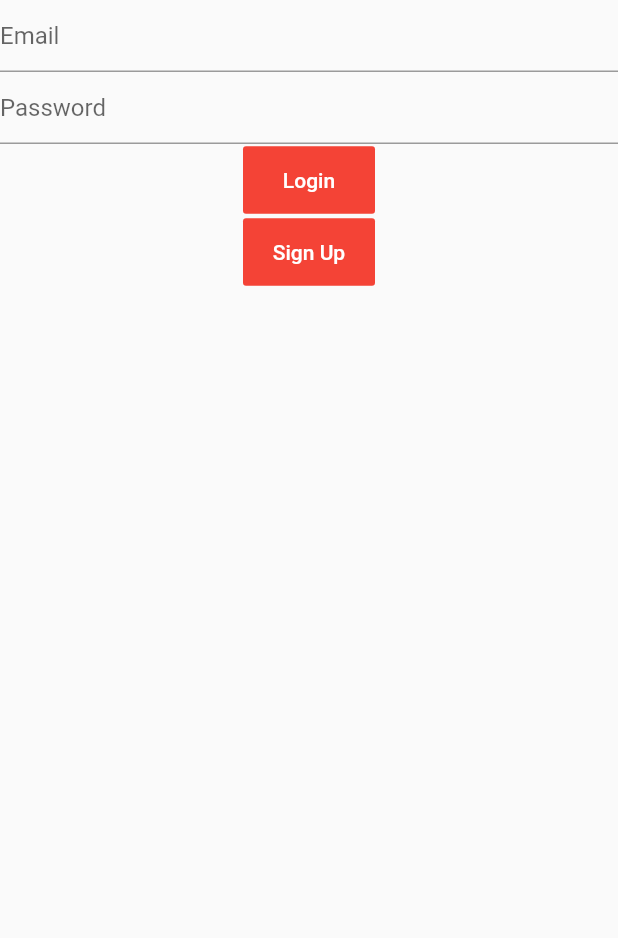
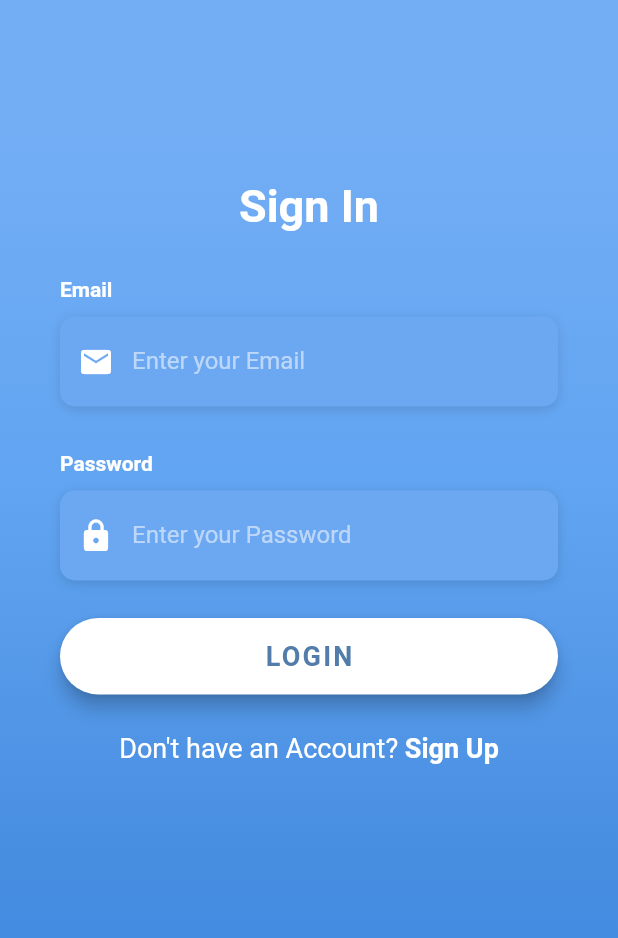
Before and after one commit to Elisitisolihah/UAS-mobileprogramming2, a Flutter app: the screen it shows after launch, on a phone screen of 412 x 824 dp. Shown: the top 938 px of the screen. Run offline on Flutter 3.47's test engine with Material 2 defaults, Android fonts, the phone set to English and light mode, and no system bars; our stand-ins replace cloud_firestore, firebase_auth, firebase_core, firebase_storage, image_picker, percent_indicator; missing offline and left inert: social_share; accounts and stored records are empty; Roboto replaces fonts that are missing (OpenSans).

Commit message:
commit ke lima

```diff
--- a/lib/costumwidget/auth_services.dart
+++ /dev/null
@@ -1,19 +0,0 @@
-import 'package:firebase_auth/firebase_auth.dart';
-import 'package:flutter/cupertino.dart';
-
-class AuthServicces {
-  static Future signUp(String email, String password) async {
-    try {
-      UserCredential userCredential = await FirebaseAuth.instance
-          .createUserWithEmailAndPassword(email: email, password: password);
-    } on FirebaseAuthException catch (e) {
-      if (e.code == 'weak-password') {
-        print('The password provided is too weak.');
-      } else if (e.code == 'email-already-in-use') {
-        print('The account already exists for that email.');
-      }
-    } catch (e) {
-      print(e);
-    }
-  }
-}
--- /dev/null
+++ b/lib/costumwidget/constants.dart
@@ -0,0 +1,25 @@
+
+import 'package:flutter/material.dart';
+
+final kHintTextStyle = TextStyle(
+  color: Colors.white54,
+  fontFamily: 'OpenSans',
+);
+
+final kLabelStyle = TextStyle(
+  color: Colors.white,
+  fontWeight: FontWeight.bold,
+  fontFamily: 'OpenSans',
+);
+
+final kBoxDecorationStyle = BoxDecoration(
+  color: Color(0xFF6CA8F1),
+  borderRadius: BorderRadius.circular(10.0),
+  boxShadow: [
+    BoxShadow(
+      color: Colors.black12,
+      blurRadius: 6.0,
+      offset: Offset(0, 2),
+    ),
+  ],
+);
--- a/lib/screends/Loginscreen.dart
+++ b/lib/screends/Loginscreen.dart
@@ -1,6 +1,8 @@
+import 'package:beritasttb/page/dashboard_page.dart';
 import 'package:firebase_auth/firebase_auth.dart';
 import 'package:flutter/material.dart';
-
+import 'package:flutter/services.dart';
+import 'package:beritasttb/costumwidget/constants.dart';
 class LoginScreen extends StatefulWidget {
   @override
   _LoginScreenState createState() => _LoginScreenState();
@@ -9,74 +11,264 @@ class LoginScreen extends StatefulWidget {
 class _LoginScreenState extends State<LoginScreen> {
 String _email, _password;
   final auth = FirebaseAuth.instance;
-  @override
-  Widget build(BuildContext context) {
-    return Scaffold(
-      body: Container(
-          height: 500,
-          width: 500,
-          child: Column(
+  User user;
+  Widget _buildEmailTF() {
+    return Column(
+      crossAxisAlignment: CrossAxisAlignment.start,
       children: <Widget>[
+        Text(
+          'Email',
+          style: kLabelStyle,
+        ),
+        SizedBox(height: 10.0),
         Container(
+          alignment: Alignment.centerLeft,
+          decoration: kBoxDecorationStyle,
+          height: 60.0,
           child: TextField(
-                decoration: InputDecoration(hintText: 'Email'),
+            keyboardType: TextInputType.emailAddress,
+            style: TextStyle(
+              color: Colors.white,
+              fontFamily: 'OpenSans',
+            ),
+            decoration: InputDecoration(
+              border: InputBorder.none,
+              contentPadding: EdgeInsets.only(top: 14.0),
+              prefixIcon: Icon(
+                Icons.email,
+                color: Colors.white,
+              ),
+              hintText: 'Enter your Email',
+              hintStyle: kHintTextStyle,
+            ),
             onChanged: (value) {
                 setState(() {
                   _email = value.trim();
                 });
               },
-              )),
+          ),
+        ),
+      ],
+    );
+  }
+
+  Widget _buildPasswordTF() {
+    return Column(
+      crossAxisAlignment: CrossAxisAlignment.start,
+      children: <Widget>[
+        Text(
+          'Password',
+          style: kLabelStyle,
+        ),
+        SizedBox(height: 10.0),
         Container(
+          alignment: Alignment.centerLeft,
+          decoration: kBoxDecorationStyle,
+          height: 60.0,
           child: TextField(
-                decoration: InputDecoration(hintText: 'Password'),
+            obscureText: true,
+            style: TextStyle(
+              color: Colors.white,
+              fontFamily: 'OpenSans',
+            ),
+            decoration: InputDecoration(
+              border: InputBorder.none,
+              contentPadding: EdgeInsets.only(top: 14.0),
+              prefixIcon: Icon(
+                Icons.lock,
+                color: Colors.white,
+              ),
+              hintText: 'Enter your Password',
+              hintStyle: kHintTextStyle,
+            ),
             onChanged: (value) {
                 setState(() {
                   _password = value.trim();
                 });
               },
-              )),
-              Visibility(
-                child: FlatButton(
-                  height: 45,
-                  color: Colors.red,
-                  child: Text(
-                    'Login',
-                    style: TextStyle(
-                      color: Colors.white,
-                      fontSize: 14,
-                    ),
-                  ),
-                  onPressed: ()  async{
-                    auth.signInWithEmailAndPassword(email: _email, password: _password).then((_){
-                        Navigator.push(context,
-                        MaterialPageRoute(builder: (ctx) => LoginScreen()));
-                    });
-
-                  },
-                ),
-              ),
-              Visibility(
-                child: FlatButton(
-                  height: 45,
-                  color: Colors.red,
-                  child: Text(
-                    'Sign Up',
-                    style: TextStyle(
-                      color: Colors.white,
-                      fontSize: 14,
-                    ),
-                  ),
-                  onPressed: ()  async{
-                    auth.createUserWithEmailAndPassword(email: _email, password: _password).then((_){
-                        Navigator.push(context,
-                        MaterialPageRoute(builder: (ctx) => LoginScreen()));
-                    });
-
-                  },
           ),
         ),
       ],
-          )),
+    );
+  }
+
+
+
+
+  Widget _buildLoginBtn() {
+    return Container(
+      padding: EdgeInsets.symmetric(vertical: 25.0),
+      width: double.infinity,
+      child: RaisedButton(
+        elevation: 5.0,
+        onPressed: (){
+          auth
+                          .signInWithEmailAndPassword(
+                              email: _email, password: _password)
+                          .then((_) {
+                        Navigator.of(context).pushReplacement(MaterialPageRoute(
+                          builder: (context) => DashboardPage(),
+                        ));
+                      });
+        },
+        padding: EdgeInsets.all(15.0),
+        shape: RoundedRectangleBorder(
+          borderRadius: BorderRadius.circular(30.0),
+        ),
+        color: Colors.white,
+        child: Text(
+          'LOGIN',
+          style: TextStyle(
+            color: Color(0xFF527DAA),
+            letterSpacing: 1.5,
+            fontSize: 18.0,
+            fontWeight: FontWeight.bold,
+            fontFamily: 'OpenSans',
+          ),
+        ),
+      ),
+    );
+  }
+
+
+
+  Widget _buildSocialBtn(Function onTap, AssetImage logo) {
+    return GestureDetector(
+      onTap: onTap,
+      child: Container(
+        height: 60.0,
+        width: 60.0,
+        decoration: BoxDecoration(
+          shape: BoxShape.circle,
+          color: Colors.white,
+          boxShadow: [
+            BoxShadow(
+              color: Colors.black26,
+              offset: Offset(0, 2),
+              blurRadius: 6.0,
+            ),
+          ],
+          image: DecorationImage(
+            image: logo,
+          ),
+        ),
+      ),
+    );
+  }
+
+  Widget _buildSocialBtnRow() {
+    return Padding(
+      padding: EdgeInsets.symmetric(vertical: 30.0),
+      child: Row(
+        mainAxisAlignment: MainAxisAlignment.spaceEvenly,
+        children: <Widget>[
+          _buildSocialBtn(
+            () => print('Login with Facebook'),
+            AssetImage(
+              'assets/logos/facebook.jpg',
+            ),
+          ),
+          _buildSocialBtn(
+            () => print('Login with Google'),
+            AssetImage(
+              'assets/logos/google.jpg',
+            ),
+          ),
+        ],
+      ),
+    );
+  }
+
+  Widget _buildSignupBtn() {
+    return GestureDetector(
+      onTap: () => print('Sign Up Button Pressed'),
+      child: RichText(
+        text: TextSpan(
+          children: [
+            TextSpan(
+              text: 'Don\'t have an Account? ',
+              style: TextStyle(
+                color: Colors.white,
+                fontSize: 18.0,
+                fontWeight: FontWeight.w400,
+              ),
+            ),
+            TextSpan(
+              text: 'Sign Up',
+              style: TextStyle(
+                color: Colors.white,
+                fontSize: 18.0,
+                fontWeight: FontWeight.bold,
+              ),
+            ),
+          ],
+        ),
+      ),
+    );
+  }
+
+  @override
+  Widget build(BuildContext context) {
+    return Scaffold(
+      body: AnnotatedRegion<SystemUiOverlayStyle>(
+        value: SystemUiOverlayStyle.light,
+        child: GestureDetector(
+          onTap: () => FocusScope.of(context).unfocus(),
+          child: Stack(
+            children: <Widget>[
+              Container(
+                height: double.infinity,
+                width: double.infinity,
+                decoration: BoxDecoration(
+                  gradient: LinearGradient(
+                    begin: Alignment.topCenter,
+                    end: Alignment.bottomCenter,
+                    colors: [
+                      Color(0xFF73AEF5),
+                      Color(0xFF61A4F1),
+                      Color(0xFF478DE0),
+                      Color(0xFF398AE5),
+                    ],
+                    stops: [0.1, 0.4, 0.7, 0.9],
+                  ),
+                ),
+              ),
+              Container(
+                height: double.infinity,
+                child: SingleChildScrollView(
+                  physics: AlwaysScrollableScrollPhysics(),
+                  padding: EdgeInsets.symmetric(
+                    horizontal: 40.0,
+                    vertical: 120.0,
+                  ),
+                  child: Column(
+                    mainAxisAlignment: MainAxisAlignment.center,
+                    children: <Widget>[
+                      Text(
+                        'Sign In',
+                        style: TextStyle(
+                          color: Colors.white,
+                          fontFamily: 'OpenSans',
+                          fontSize: 30.0,
+                          fontWeight: FontWeight.bold,
+                        ),
+                      ),
+                      SizedBox(height: 30.0),
+                      _buildEmailTF(),
+                      SizedBox(
+                        height: 30.0,
+                      ),
+                      _buildPasswordTF(),
+                      _buildLoginBtn(),
+                      _buildSignupBtn(),
+                    ],
+                  ),
+                ),
+              )
+            ],
+          ),
+        ),
+      ),
     );
   }
 }
```
Lines whose indentation alone changed are shown as unchanged.
